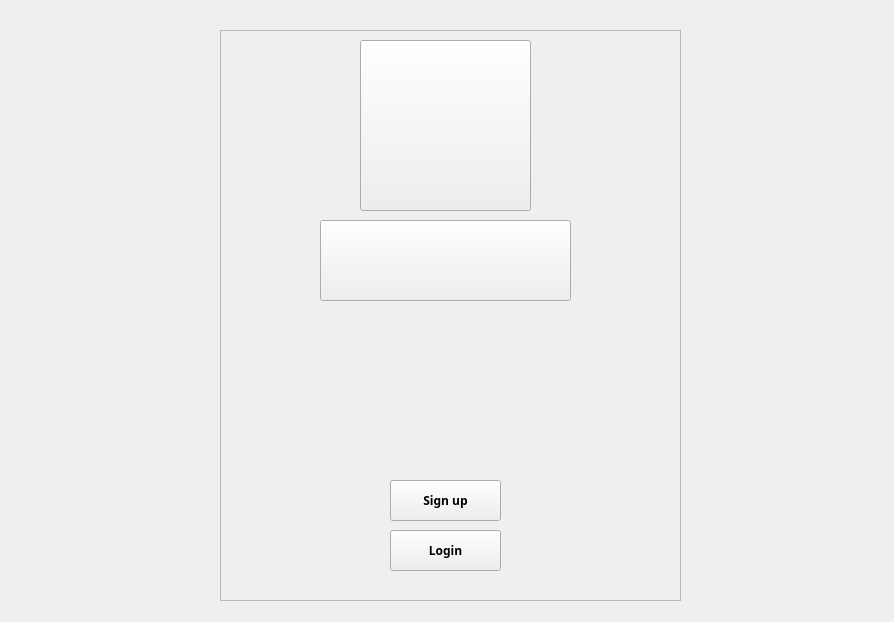
Pouya3/farm-project, file mainwindow.ui: the form before one commit.
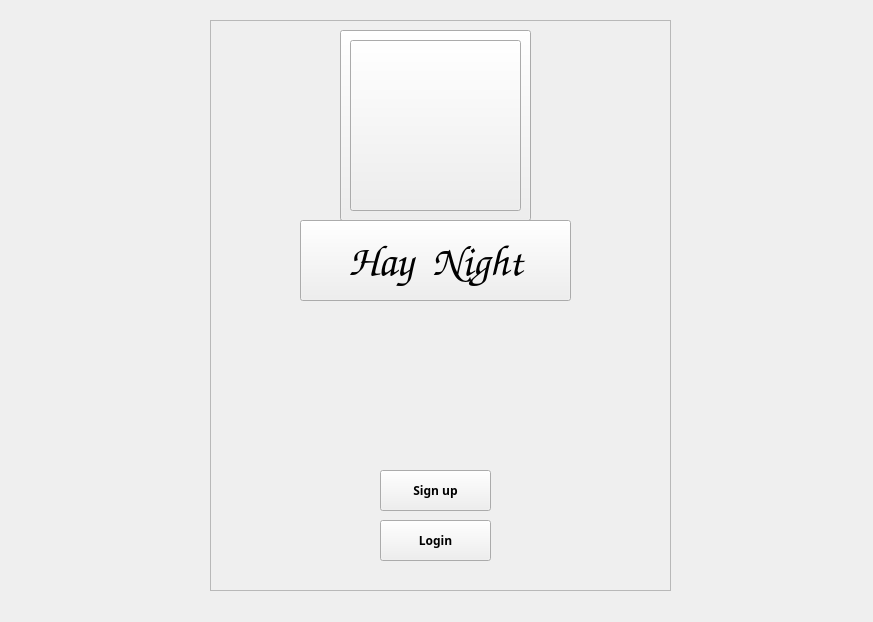
The form after the commit.

```diff
--- a/mainwindow.ui
+++ b/mainwindow.ui
@@ -6,7 +6,7 @@
    <rect>
     <x>0</x>
     <y>0</y>
-    <width>894</width>
+    <width>873</width>
     <height>622</height>
    </rect>
   </property>
@@ -24,8 +24,8 @@
    <widget class="QFrame" name="frame">
     <property name="geometry">
      <rect>
-      <x>220</x>
-      <y>30</y>
+      <x>210</x>
+      <y>20</y>
       <width>461</width>
       <height>571</height>
      </rect>
@@ -81,10 +81,10 @@
     <widget class="QToolButton" name="toolButton">
      <property name="geometry">
       <rect>
-       <x>140</x>
+       <x>130</x>
        <y>10</y>
-       <width>171</width>
-       <height>171</height>
+       <width>191</width>
+       <height>191</height>
       </rect>
      </property>
      <property name="text">
@@ -94,19 +94,37 @@
     <widget class="QToolButton" name="toolButton_2">
      <property name="geometry">
       <rect>
-       <x>100</x>
-       <y>190</y>
-       <width>251</width>
+       <x>90</x>
+       <y>200</y>
+       <width>271</width>
        <height>81</height>
       </rect>
      </property>
      <property name="font">
       <font>
-       <family>2  Mehr</family>
-       <pointsize>23</pointsize>
+       <family>Comic Sans MS</family>
+       <pointsize>32</pointsize>
        <weight>75</weight>
        <bold>true</bold>
+       <underline>false</underline>
+       <strikeout>false</strikeout>
       </font>
+     </property>
+     <property name="mouseTracking">
+      <bool>false</bool>
+     </property>
+     <property name="text">
+      <string>Hay  Night</string>
+     </property>
+    </widget>
+    <widget class="QToolButton" name="toolButton_3">
+     <property name="geometry">
+      <rect>
+       <x>140</x>
+       <y>20</y>
+       <width>171</width>
+       <height>171</height>
+      </rect>
      </property>
      <property name="text">
       <string/>
```
